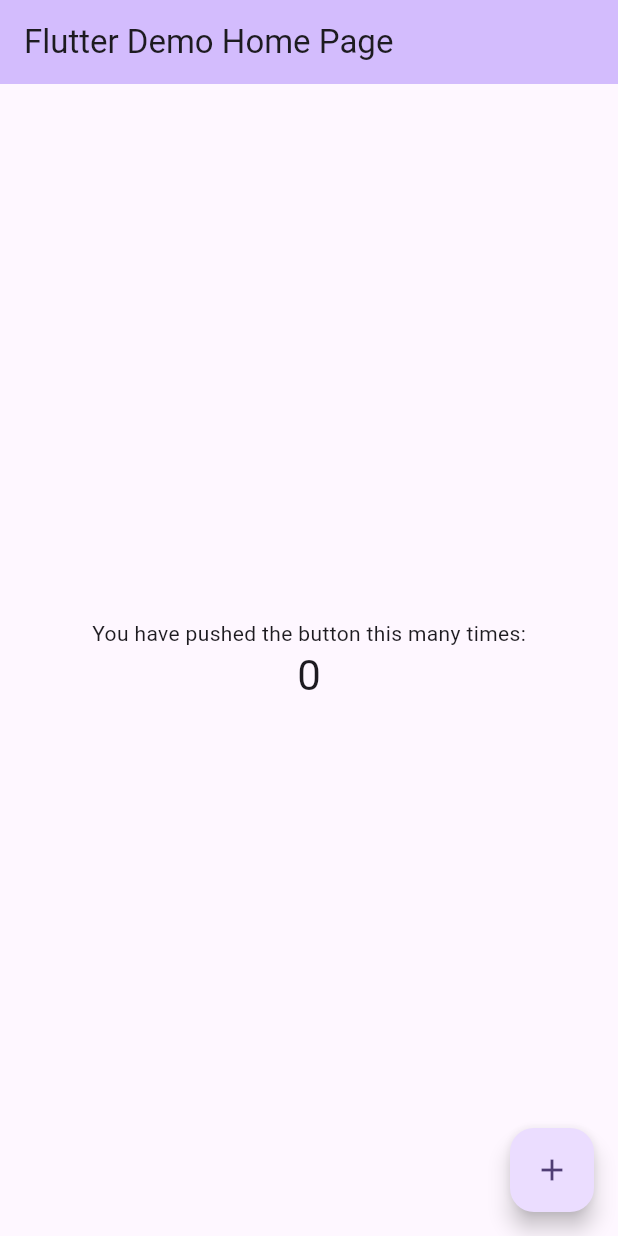
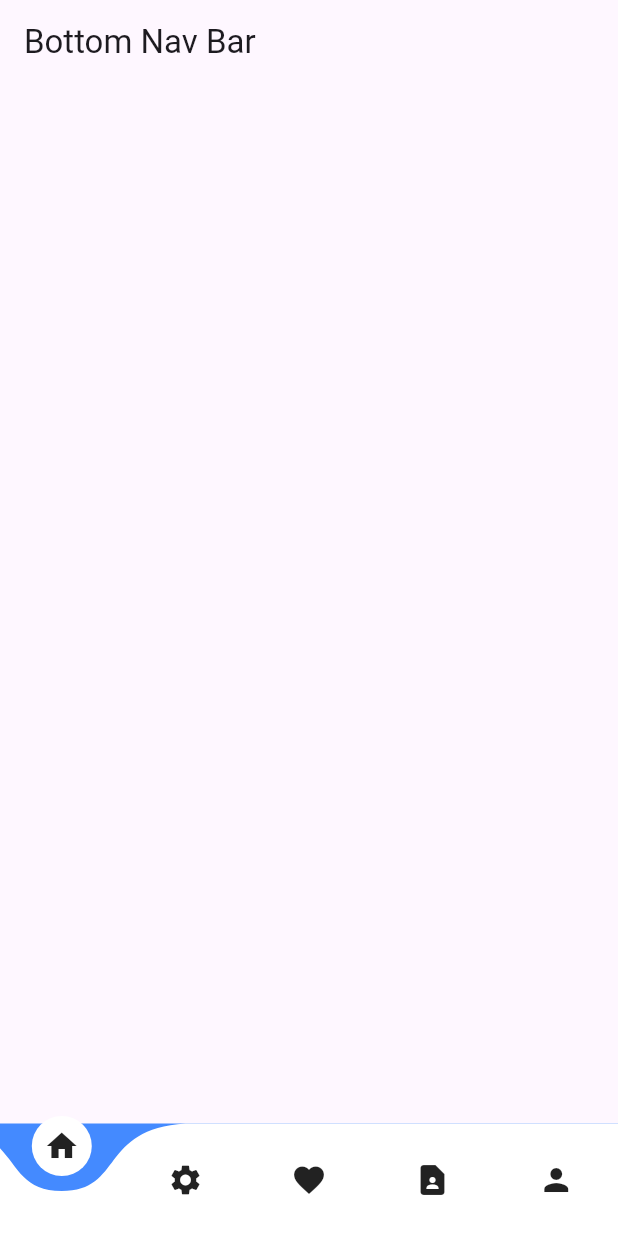
Before and after one commit to alhasann351/curved_bottom_nav_bar, a Flutter app: the screen it shows after launch, on a phone screen of 412 x 824 dp. Run offline on Flutter 3.47's test engine with Material 3 defaults, Android fonts, the phone set to English and light mode, and no system bars; drawn by our look-alikes of curved_navigation_bar.

Commit message:
pages added

```diff
--- a/lib/main.dart
+++ b/lib/main.dart
@@ -1,4 +1,5 @@
 import 'package:flutter/material.dart';
+import 'myhomepage.dart';
 
 void main() {
   runApp(const MyApp());
@@ -7,119 +8,10 @@ void main() {
 class MyApp extends StatelessWidget {
   const MyApp({super.key});
 
-  // This widget is the root of your application.
   @override
   Widget build(BuildContext context) {
-    return MaterialApp(
-      title: 'Flutter Demo',
-      theme: ThemeData(
-        // This is the theme of your application.
-        //
-        // TRY THIS: Try running your application with "flutter run". You'll see
-        // the application has a purple toolbar. Then, without quitting the app,
-        // try changing the seedColor in the colorScheme below to Colors.green
-        // and then invoke "hot reload" (save your changes or press the "hot
-        // reload" button in a Flutter-supported IDE, or press "r" if you used
-        // the command line to start the app).
-        //
-        // Notice that the counter didn't reset back to zero; the application
-        // state is not lost during the reload. To reset the state, use hot
-        // restart instead.
-        //
-        // This works for code too, not just values: Most code changes can be
-        // tested with just a hot reload.
-        colorScheme: ColorScheme.fromSeed(seedColor: Colors.deepPurple),
-        useMaterial3: true,
-      ),
-      home: const MyHomePage(title: 'Flutter Demo Home Page'),
+    return const MaterialApp(
+      home: MyHomePage(),
     );
   }
 }
-
-class MyHomePage extends StatefulWidget {
-  const MyHomePage({super.key, required this.title});
-
-  // This widget is the home page of your application. It is stateful, meaning
-  // that it has a State object (defined below) that contains fields that affect
-  // how it looks.
-
-  // This class is the configuration for the state. It holds the values (in this
-  // case the title) provided by the parent (in this case the App widget) and
-  // used by the build method of the State. Fields in a Widget subclass are
-  // always marked "final".
-
-  final String title;
-
-  @override
-  State<MyHomePage> createState() => _MyHomePageState();
-}
-
-class _MyHomePageState extends State<MyHomePage> {
-  int _counter = 0;
-
-  void _incrementCounter() {
-    setState(() {
-      // This call to setState tells the Flutter framework that something has
-      // changed in this State, which causes it to rerun the build method below
-      // so that the display can reflect the updated values. If we changed
-      // _counter without calling setState(), then the build method would not be
-      // called again, and so nothing would appear to happen.
-      _counter++;
-    });
-  }
-
-  @override
-  Widget build(BuildContext context) {
-    // This method is rerun every time setState is called, for instance as done
-    // by the _incrementCounter method above.
-    //
-    // The Flutter framework has been optimized to make rerunning build methods
-    // fast, so that you can just rebuild anything that needs updating rather
-    // than having to individually change instances of widgets.
-    return Scaffold(
-      appBar: AppBar(
-        // TRY THIS: Try changing the color here to a specific color (to
-        // Colors.amber, perhaps?) and trigger a hot reload to see the AppBar
-        // change color while the other colors stay the same.
-        backgroundColor: Theme.of(context).colorScheme.inversePrimary,
-        // Here we take the value from the MyHomePage object that was created by
-        // the App.build method, and use it to set our appbar title.
-        title: Text(widget.title),
-      ),
-      body: Center(
-        // Center is a layout widget. It takes a single child and positions it
-        // in the middle of the parent.
-        child: Column(
-          // Column is also a layout widget. It takes a list of children and
-          // arranges them vertically. By default, it sizes itself to fit its
-          // children horizontally, and tries to be as tall as its parent.
-          //
-          // Column has various properties to control how it sizes itself and
-          // how it positions its children. Here we use mainAxisAlignment to
-          // center the children vertically; the main axis here is the vertical
-          // axis because Columns are vertical (the cross axis would be
-          // horizontal).
-          //
-          // TRY THIS: Invoke "debug painting" (choose the "Toggle Debug Paint"
-          // action in the IDE, or press "p" in the console), to see the
-          // wireframe for each widget.
-          mainAxisAlignment: MainAxisAlignment.center,
-          children: <Widget>[
-            const Text(
-              'You have pushed the button this many times:',
-            ),
-            Text(
-              '$_counter',
-              style: Theme.of(context).textTheme.headlineMedium,
-            ),
-          ],
-        ),
-      ),
-      floatingActionButton: FloatingActionButton(
-        onPressed: _incrementCounter,
-        tooltip: 'Increment',
-        child: const Icon(Icons.add),
-      ), // This trailing comma makes auto-formatting nicer for build methods.
-    );
-  }
-}
--- /dev/null
+++ b/lib/myhomepage.dart
@@ -0,0 +1,31 @@
+import 'package:curved_navigation_bar/curved_navigation_bar.dart';
+import 'package:flutter/material.dart';
+
+class MyHomePage extends StatefulWidget {
+  const MyHomePage({super.key});
+
+  @override
+  State<MyHomePage> createState() => _MyHomePageState();
+}
+
+class _MyHomePageState extends State<MyHomePage> {
+  @override
+  Widget build(BuildContext context) {
+    return Scaffold(
+      appBar: AppBar(title: const Text('Bottom Nav Bar'),),
+      bottomNavigationBar: CurvedNavigationBar(
+        items: const [
+          Icon(Icons.home),
+          Icon(Icons.settings),
+          Icon(Icons.favorite),
+          Icon(Icons.contact_page),
+          Icon(Icons.person),
+        ],
+        animationDuration: const Duration(milliseconds: 500),
+        onTap: (index){
+
+        },
+      ),
+    );
+  }
+}
--- a/pubspec.yaml
+++ b/pubspec.yaml
@@ -35,6 +35,8 @@ dependencies:
   # The following adds the Cupertino Icons font to your application.
   # Use with the CupertinoIcons class for iOS style icons.
   cupertino_icons: ^1.0.2
+  google_fonts:
+  curved_navigation_bar:
 
 dev_dependencies:
   flutter_test:
```
Also changed, not shown: lib/pages/contact.dart (added, +15 -0 lines), lib/pages/favorite.dart (added, +15 -0 lines), lib/pages/home.dart (added, +15 -0 lines), lib/pages/person.dart (added, +15 -0 lines), lib/pages/setting.dart (added, +15 -0 lines), pubspec.lock.
